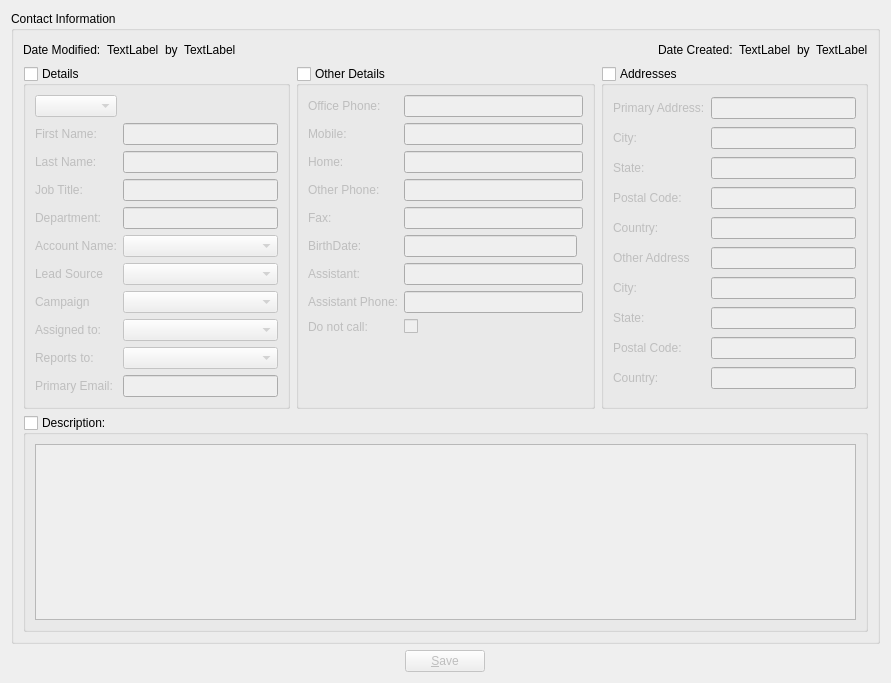
Before: the Qt Designer form client/src/contactdetails.ui in KDAB/FatCRM, drawn with Qt 5.
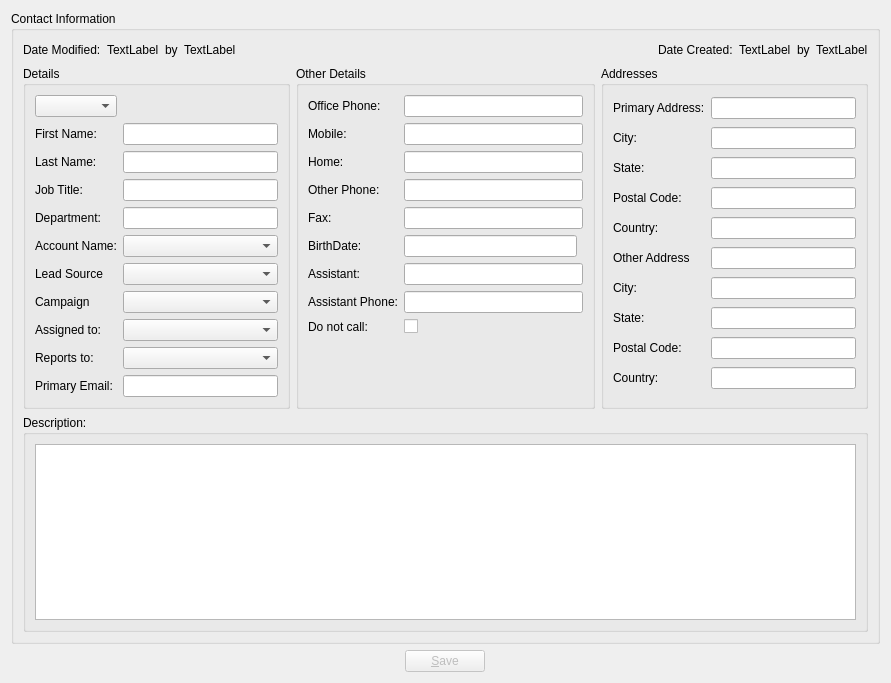
After: the same form once the commit is applied.

```diff
--- a/client/src/contactdetails.ui
+++ b/client/src/contactdetails.ui
@@ -101,7 +101,7 @@
            <string>Details</string>
           </property>
           <property name="checkable">
-           <bool>true</bool>
+           <bool>false</bool>
           </property>
           <property name="checked">
            <bool>false</bool>
@@ -363,7 +363,7 @@
            <string>Other Details</string>
           </property>
           <property name="checkable">
-           <bool>true</bool>
+           <bool>false</bool>
           </property>
           <property name="checked">
            <bool>false</bool>
@@ -496,7 +496,7 @@
            <string>Addresses</string>
           </property>
           <property name="checkable">
-           <bool>true</bool>
+           <bool>false</bool>
           </property>
           <property name="checked">
            <bool>false</bool>
@@ -613,7 +613,7 @@
          <string>Description:</string>
         </property>
         <property name="checkable">
-         <bool>true</bool>
+         <bool>false</bool>
         </property>
         <property name="checked">
          <bool>false</bool>
```
